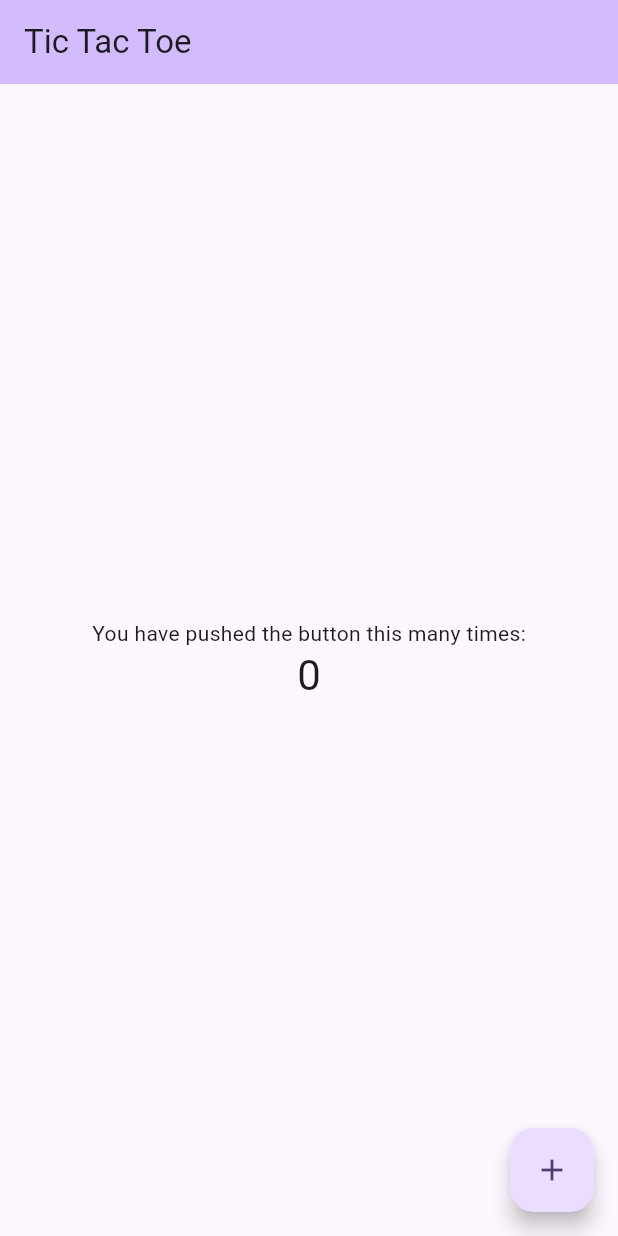
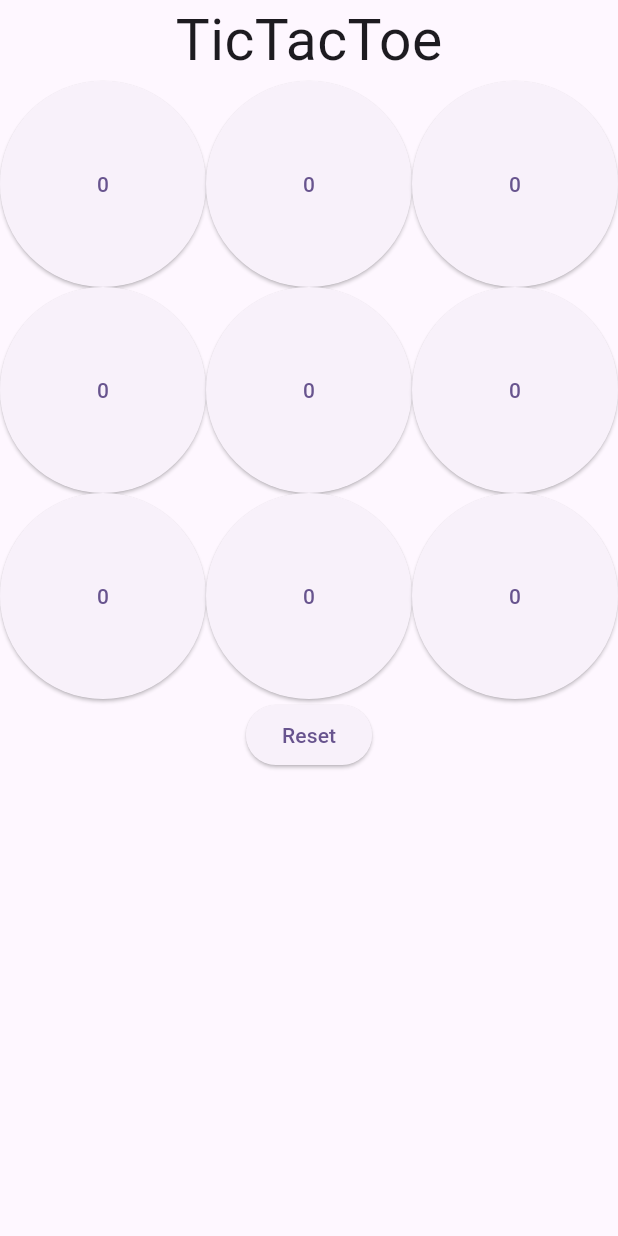
Before and after one commit to mbolanoss/dadm, a Flutter app: the screen it shows after launch, on a phone screen of 412 x 824 dp. Run offline on Flutter 3.47's test engine with Material 2 defaults, Android fonts, the light colour scheme and no system bars.

Commit message:
Added button functionality

```diff
--- a/reto_3/lib/main.dart
+++ b/reto_3/lib/main.dart
@@ -1,8 +1,19 @@
 import 'package:flutter/material.dart';
+import 'package:provider/provider.dart';
 import 'package:reto_3/screens/home_screen.dart';
+import 'package:reto_3/services/tic_tac_toe.dart';
 
 void main() {
-  runApp(const MyApp());
+  runApp(
+    MultiProvider(
+      providers: [
+        ChangeNotifierProvider(
+          create: (_) => TicTacToe(),
+        ),
+      ],
+      child: const MyApp(),
+    ),
+  );
 }
 
 class MyApp extends StatelessWidget {
@@ -11,12 +22,13 @@ class MyApp extends StatelessWidget {
   @override
   Widget build(BuildContext context) {
     return MaterialApp(
+      debugShowCheckedModeBanner: false,
       title: 'Flutter Demo',
       theme: ThemeData(
         colorScheme: ColorScheme.fromSeed(seedColor: Colors.deepPurple),
         useMaterial3: true,
       ),
-      home: const HomeScreen(title: 'Tic Tac Toe'),
+      home: HomeScreen(title: 'Tic Tac Toe'),
     );
   }
 }
--- a/reto_3/lib/screens/home_screen.dart
+++ b/reto_3/lib/screens/home_screen.dart
@@ -1,48 +1,57 @@
 import 'package:flutter/material.dart';
+import 'package:provider/provider.dart';
+import 'package:reto_3/services/tic_tac_toe.dart';
 
-class HomeScreen extends StatefulWidget {
-  const HomeScreen({super.key, required this.title});
-
+class HomeScreen extends StatelessWidget {
   final String title;
 
-  @override
-  State<HomeScreen> createState() => _HomeScreenState();
-}
-
-class _HomeScreenState extends State<HomeScreen> {
-  int _counter = 0;
-
-  void _incrementCounter() {
-    setState(() {
-      _counter++;
-    });
-  }
+  HomeScreen({
+    super.key,
+    required this.title,
+  });
 
   @override
   Widget build(BuildContext context) {
+    final ticTacToe = context.watch<TicTacToe>();
+
+    final screenSize = MediaQuery.of(context).size;
+
     return Scaffold(
-      appBar: AppBar(
-        backgroundColor: Theme.of(context).colorScheme.inversePrimary,
-        title: Text(widget.title),
-      ),
-      body: Center(
-        child: Column(
-          mainAxisAlignment: MainAxisAlignment.center,
-          children: <Widget>[
+      body: SafeArea(
+        child: Center(
+            child: Column(
+          mainAxisSize: MainAxisSize.max,
+          children: [
+            // Title
             const Text(
-              'You have pushed the button this many times:',
+              'TicTacToe',
+              style: TextStyle(
+                fontSize: 38,
+              ),
             ),
-            Text(
-              '$_counter',
-              style: Theme.of(context).textTheme.headlineMedium,
-            ),
+
+            // Board
+            GridView.builder(
+                shrinkWrap: true,
+                physics: const NeverScrollableScrollPhysics(),
+                gridDelegate: const SliverGridDelegateWithFixedCrossAxisCount(
+                  crossAxisCount: 3,
+                ),
+                itemCount: ticTacToe.boardState.length,
+                itemBuilder: (BuildContext ctx, int i) {
+                  return ElevatedButton(
+                      onPressed: () {
+                        ticTacToe.setMove(i);
+                      },
+                      child: Text('${ticTacToe.boardState[i]}'));
+                }),
+
+            // Reset btn
+            ElevatedButton(
+                onPressed: () => ticTacToe.resetGame(),
+                child: const Text('Reset'))
           ],
-        ),
-      ),
-      floatingActionButton: FloatingActionButton(
-        onPressed: _incrementCounter,
-        tooltip: 'Increment',
-        child: const Icon(Icons.add),
+        )),
       ),
     );
   }
--- a/reto_3/pubspec.yaml
+++ b/reto_3/pubspec.yaml
@@ -35,6 +35,7 @@ dependencies:
   # The following adds the Cupertino Icons font to your application.
   # Use with the CupertinoIcons class for iOS style icons.
   cupertino_icons: ^1.0.2
+  provider: ^6.0.5
 
 dev_dependencies:
   flutter_test:
```
Also changed, not shown: reto_3/lib/services/tic_tac_toe.dart (+15 -7 lines).
